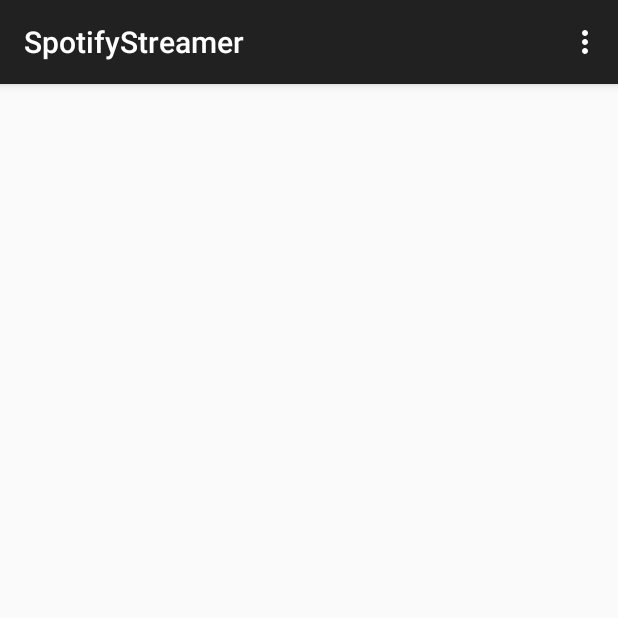
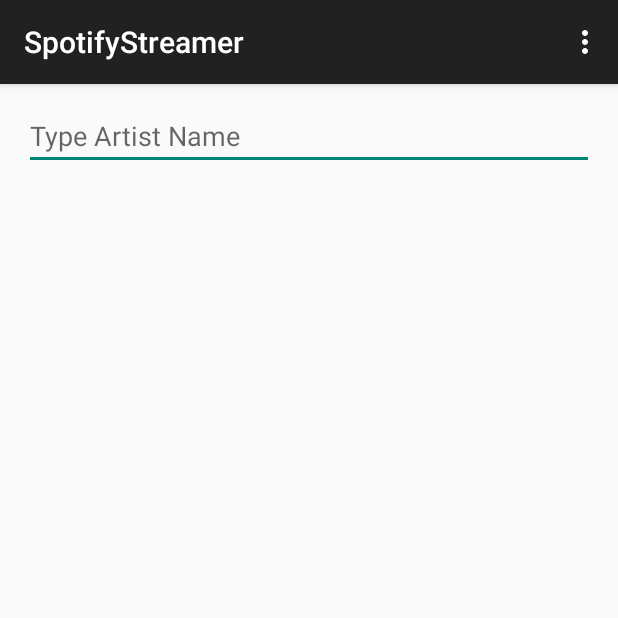
Before and after one commit to srihi/SpotifyStreamer, an Android app: the screen it shows after launch (MainActivity), on a phone screen of 412 x 824 dp, the top half of it. Run offline under Robolectric (Android 15) with nearby library versions, the phone set to English and light mode, and no system bars; our stand-ins replace Picasso; libraries missing offline, so code that uses them is left out: kaaes.spotify.webapi, retrofit.client; pictures from the network do not load.

Commit message:
Implemented Artist Search - Skeleton complete. Cleanup Remains.

```diff
--- a/app/src/main/java/com/dankira/spotifystreamer/MainActivityFragment.java
+++ b/app/src/main/java/com/dankira/spotifystreamer/MainActivityFragment.java
@@ -1,5 +1,6 @@
 package com.dankira.spotifystreamer;
 
+import android.os.AsyncTask;
 import android.os.Bundle;
 import android.support.v4.app.Fragment;
 import android.text.Editable;
@@ -16,6 +17,7 @@ import android.widget.ListView;
 import android.widget.TextView;
 
 import java.util.ArrayList;
+import java.util.concurrent.ExecutionException;
 
 import kaaes.spotify.webapi.android.SpotifyApi;
 import kaaes.spotify.webapi.android.SpotifyService;
@@ -40,64 +42,23 @@ public class MainActivityFragment extends Fragment {
     public MainActivityFragment() {
     }
 
-    @Override
-    public void onStart() {
-        super.onStart();
-        searchResultArray.clear();
-        GetSearchResults();
-        searchResultListAdapter.notifyDataSetChanged();
-    }
+//    @Override
+//    public void onStart() {
+//        super.onStart();
+//        searchResultArray.clear();
+//        GetSearchResults();
+//        searchResultListAdapter.notifyDataSetChanged();
+//    }
 
     private void GetSearchResults() {
-
-        SpotifyApi api = new SpotifyApi();
-        final SpotifyService spotify = api.getService();
-
-        spotify.searchArtists(searchTerm, new Callback<ArtistsPager>() {
-
-            @Override
-            public void success(ArtistsPager artistsPager, Response response) {
-
-                int i = 0;
-
-                for (Artist s : artistsPager.artists.items)
-                {
-                    final SongInfo info = new SongInfo();
-                    info.setAlbumTitle(s.name);
-                    if (s.images.size() != 0)
-                    {
-                        info.setAlbumArtUrl(s.images.get(0).url);
-                    }
-                    else {
-                        spotify.searchAlbums(s.name, new Callback<AlbumsPager>() {
-                            @Override
-                            public void success(AlbumsPager albumsPager, Response response)
-                            {
-                                if(albumsPager.albums.items.size() >0)
-                                {
-                                    info.setAlbumArtUrl(albumsPager.albums.items.get(0).images.get(0).url);
-                                }
-                            }
-
-                            @Override
-                            public void failure(RetrofitError error) {
-
-                            }
-                        });
-
-                    }
-                    info.setAlbumTitle(s.name);
-                    searchResultArray.add(i, info);
-                    i++;
-                }
-            }
-
-            @Override
-            public void failure(RetrofitError error) {
-
-            }
-        });
-
+        SpotifySearchTask task = new SpotifySearchTask();
+        try {
+            task.execute(searchTerm).get();
+        } catch (InterruptedException e) {
+            e.printStackTrace();
+        } catch (ExecutionException e) {
+            e.printStackTrace();
+        }
     }
 
     @Override
@@ -109,31 +70,71 @@ public class MainActivityFragment extends Fragment {
         final ListView searchResultView = (ListView) fragmentView.findViewById(R.id.search_result_list);
         searchResultView.setAdapter(searchResultListAdapter);
 
-        //final EditText searchText = (EditText) fragmentView.findViewById(R.id.search_term_editText);
-//        if(searchText != null) {
-//            searchText.setOnEditorActionListener(new TextView.OnEditorActionListener() {
-//                @Override
-//                public boolean onEditorAction(TextView v, int actionId, KeyEvent event) {
-//                    searchTerm = searchText.getText().toString();
-//
-//                    boolean handled = false;
-//
-//                    if (actionId == EditorInfo.IME_ACTION_SEARCH || event == null || event.getKeyCode() == KeyEvent.KEYCODE_ENTER)
-//                    {
-//                        Log.v("SpotifyStreamer", "Search button pressed......" + actionId + "search term "+searchTerm);
-//                        searchResultArray.clear();
-//                        GetSearchResults();
-//                        searchResultListAdapter.notifyDataSetChanged();
-//                        searchResultView.invalidateViews ();
-//                        InputMethodManager imm =(InputMethodManager)getActivity().getSystemService(getActivity().INPUT_METHOD_SERVICE);
-//                        imm.hideSoftInputFromWindow(v.getWindowToken(), 0);
-//
-//                        handled = true;
-//                    }
-//                    return handled;
-//                }
-//            });
-//        }
+        final EditText searchText = (EditText) fragmentView.findViewById(R.id.search_term_editText);
+        if(searchText != null) {
+            searchText.setOnEditorActionListener(new TextView.OnEditorActionListener() {
+                @Override
+                public boolean onEditorAction(TextView v, int actionId, KeyEvent event) {
+                    searchTerm = searchText.getText().toString();
+                    boolean handled = false;
+
+                    if (actionId == EditorInfo.IME_ACTION_SEARCH || event == null || event.getKeyCode() == KeyEvent.KEYCODE_ENTER)
+                    {
+                        Log.v("SpotifyStreamer", "Search button pressed......" + actionId + "search term "+searchTerm);
+                        searchResultListAdapter.clear();
+                        GetSearchResults();
+                        searchResultListAdapter.notifyDataSetChanged();
+                        InputMethodManager imm =(InputMethodManager)getActivity().getSystemService(getActivity().INPUT_METHOD_SERVICE);
+                        imm.hideSoftInputFromWindow(v.getWindowToken(), 0);
+
+                        handled = true;
+                    }
+                    return handled;
+                }
+            });
+        }
         return fragmentView;
     }
+
+    public class SpotifySearchTask extends AsyncTask<String,Void,Void> {
+
+        @Override
+        protected Void doInBackground(String... params) {
+            SpotifyApi api = new SpotifyApi();
+
+            SpotifyService spotify = api.getService();
+
+            ArtistsPager artistsPager = spotify.searchArtists(params[0]);
+            int i = 0;
+
+            for (Artist s : artistsPager.artists.items) {
+                final SongInfo info = new SongInfo();
+                info.setAlbumTitle(s.name);
+                if (s.images.size() != 0) {
+                    info.setAlbumArtUrl(s.images.get(0).url);
+                }
+                else {
+                    AlbumsPager albumsPager = spotify.searchAlbums(s.name);
+                    if (albumsPager.albums.items.size() > 0) {
+                        info.setAlbumArtUrl(albumsPager.albums.items.get(0).images.get(0).url);
+                    }
+                    else
+                    {
+                        Log.v("SpotifyStreamer","No images found for ....."+s.name);
+                    }
+                }
+                info.setAlbumTitle(s.name);
+                searchResultArray.add(i, info);
+                i++;
+            }
+            return null;
+        }
+
+        @Override
+        protected void onPostExecute(Void aVoid) {
+            super.onPostExecute(aVoid);
+
+            searchResultListAdapter.notifyDataSetChanged();
+        }
+    }
 }
--- a/app/src/main/java/com/dankira/spotifystreamer/SpotifySongListAdapter.java
+++ b/app/src/main/java/com/dankira/spotifystreamer/SpotifySongListAdapter.java
@@ -75,5 +75,6 @@ public class SpotifySongListAdapter extends ArrayAdapter<SongInfo> {
 
         this.songInfoArrayList = songInfoList;
         this.layout = layout;
+        this.notifyDataSetChanged();
     }
 }
--- a/app/src/main/res/layout/fragment_main.xml
+++ b/app/src/main/res/layout/fragment_main.xml
@@ -1,4 +1,4 @@
-<RelativeLayout
+<LinearLayout
     xmlns:android="http://schemas.android.com/apk/res/android"
     xmlns:tools="http://schemas.android.com/tools"
     android:layout_width="match_parent"
@@ -7,24 +7,27 @@
     android:paddingRight="@dimen/activity_horizontal_margin"
     android:paddingTop="@dimen/activity_vertical_margin"
     android:paddingBottom="@dimen/activity_vertical_margin"
+    android:orientation="vertical"
+    tools:context=".MainActivityFragment">
 
-    tools:context=".MainActivityFragment">
+    <EditText
+        android:id="@+id/search_term_editText"
+        android:layout_width="fill_parent"
+        android:layout_height="wrap_content"
+        android:layout_gravity="top"
+        android:hint="@string/search_hint_text"
+        android:imeOptions="actionSearch"
+        android:singleLine="true"
+        android:inputType="text"
+        android:layout_weight="1"
+        android:imeActionLabel="@string/search_launch_label"
+        />
 
     <ListView
         android:layout_width="fill_parent"
         android:layout_height="fill_parent"
         android:layout_gravity="bottom"
+        android:layout_weight="9"
+        android:id="@+id/search_result_list"/>
 
-        android:id="@+id/search_result_list"/>
-    <!--<EditText-->
-    <!--android:id="@+id/search_term_editText"-->
-    <!--android:layout_width="fill_parent"-->
-    <!--android:layout_height="wrap_content"-->
-    <!--android:layout_gravity="top"-->
-    <!--android:hint="@string/search_hint_text"-->
-    <!--android:imeOptions="actionSearch"-->
-    <!--android:singleLine="true"-->
-    <!--android:inputType="text"-->
-    <!--android:imeActionLabel="@string/search_launch_label"-->
-    <!--/>-->
-</RelativeLayout>
+</LinearLayout>
```
Also changed, not shown: app/src/main/java/com/dankira/spotifystreamer/SpotifySearchTask.java (added, +19 -0 lines).
